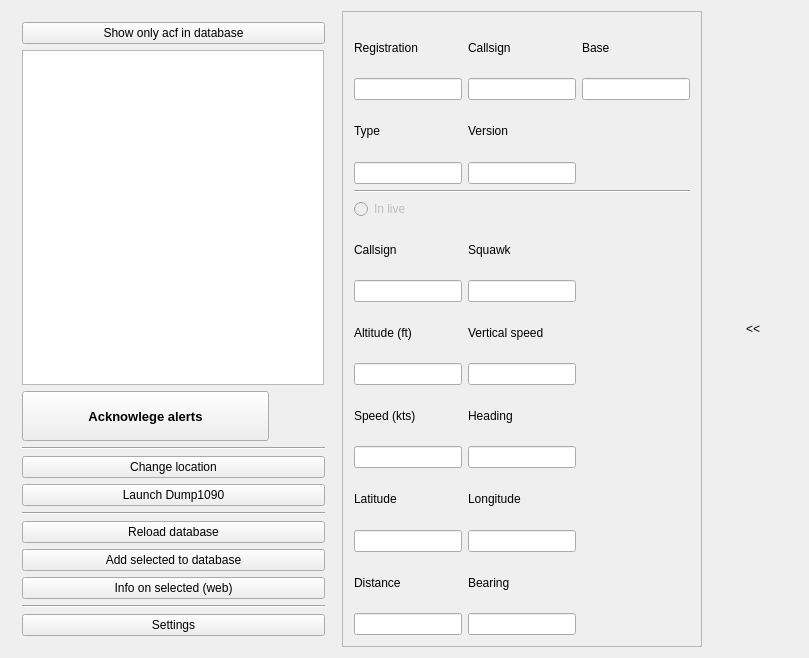
Above: mainwindow.ui from squirreldev-fs/adsbAlerting before the change. Below: the same form after it.
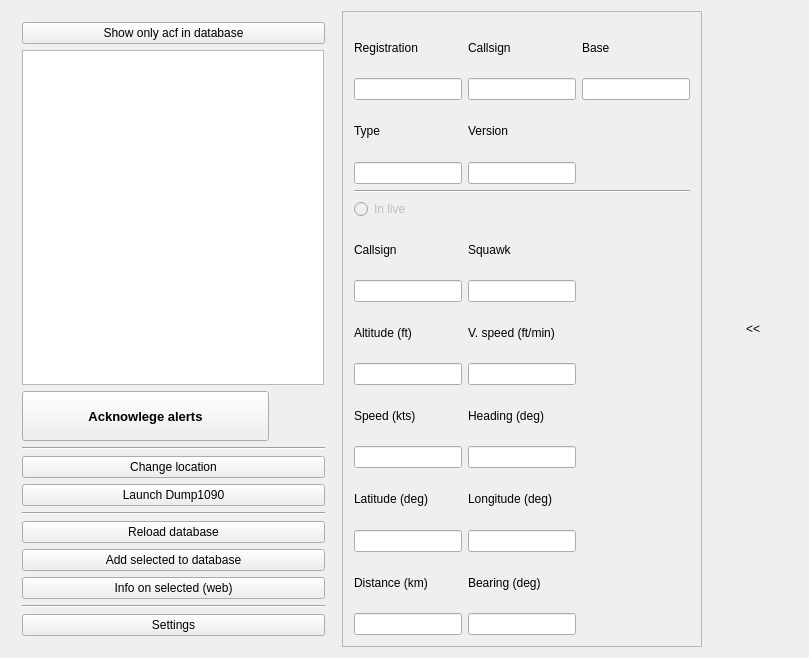
That is the form after the change.

Diff of the .ui file:
```diff
--- a/mainwindow.ui
+++ b/mainwindow.ui
@@ -296,7 +296,7 @@
            <item row="13" column="1">
             <widget class="QLabel" name="longitude">
              <property name="text">
-              <string>Longitude</string>
+              <string>Longitude (deg)</string>
              </property>
             </widget>
            </item>
@@ -317,7 +317,7 @@
            <item row="11" column="1">
             <widget class="QLabel" name="heading">
              <property name="text">
-              <string>Heading</string>
+              <string>Heading (deg)</string>
              </property>
             </widget>
            </item>
@@ -464,7 +464,7 @@
            <item row="9" column="1">
             <widget class="QLabel" name="vSpeed">
              <property name="text">
-              <string>Vertical speed</string>
+              <string>V. speed (ft/min)</string>
              </property>
             </widget>
            </item>
@@ -494,14 +494,14 @@
            <item row="13" column="0">
             <widget class="QLabel" name="latitude">
              <property name="text">
-              <string>Latitude</string>
+              <string>Latitude (deg)</string>
              </property>
             </widget>
            </item>
            <item row="15" column="1">
             <widget class="QLabel" name="bearing">
              <property name="text">
-              <string>Bearing</string>
+              <string>Bearing (deg)</string>
              </property>
             </widget>
            </item>
@@ -511,7 +511,7 @@
            <item row="15" column="0">
             <widget class="QLabel" name="distance">
              <property name="text">
-              <string>Distance</string>
+              <string>Distance (km)</string>
              </property>
             </widget>
            </item>
```
